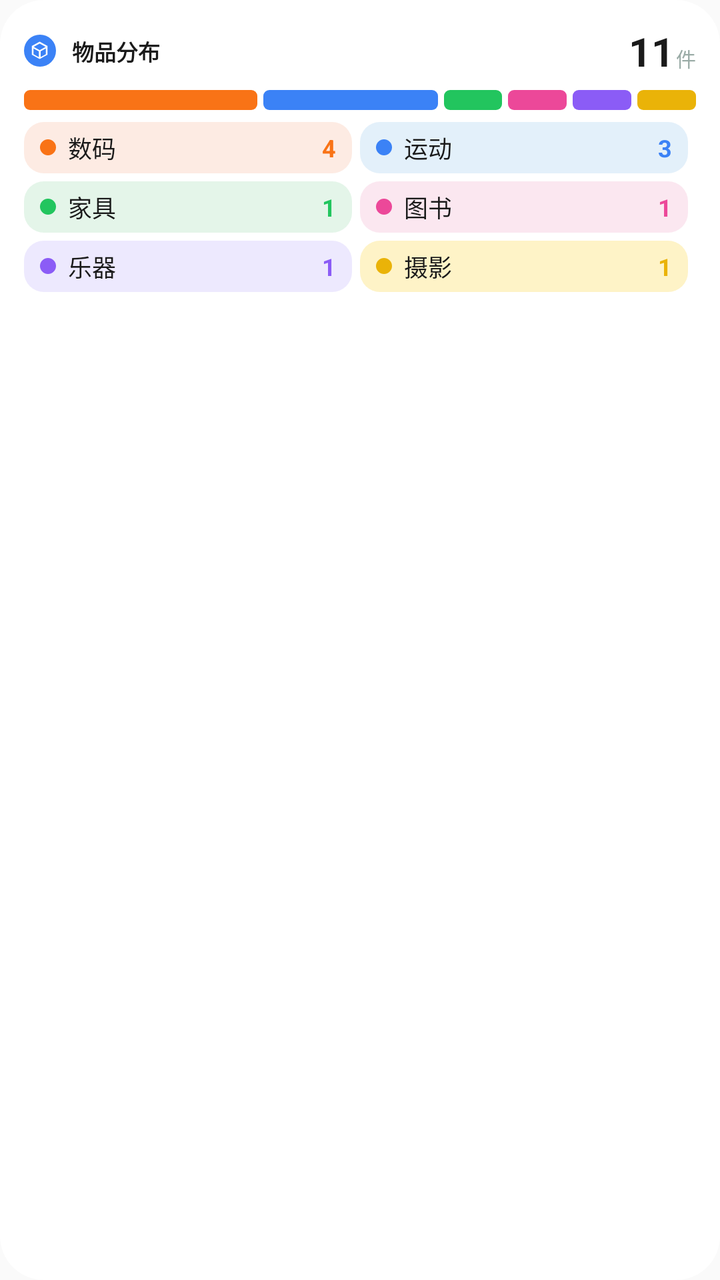
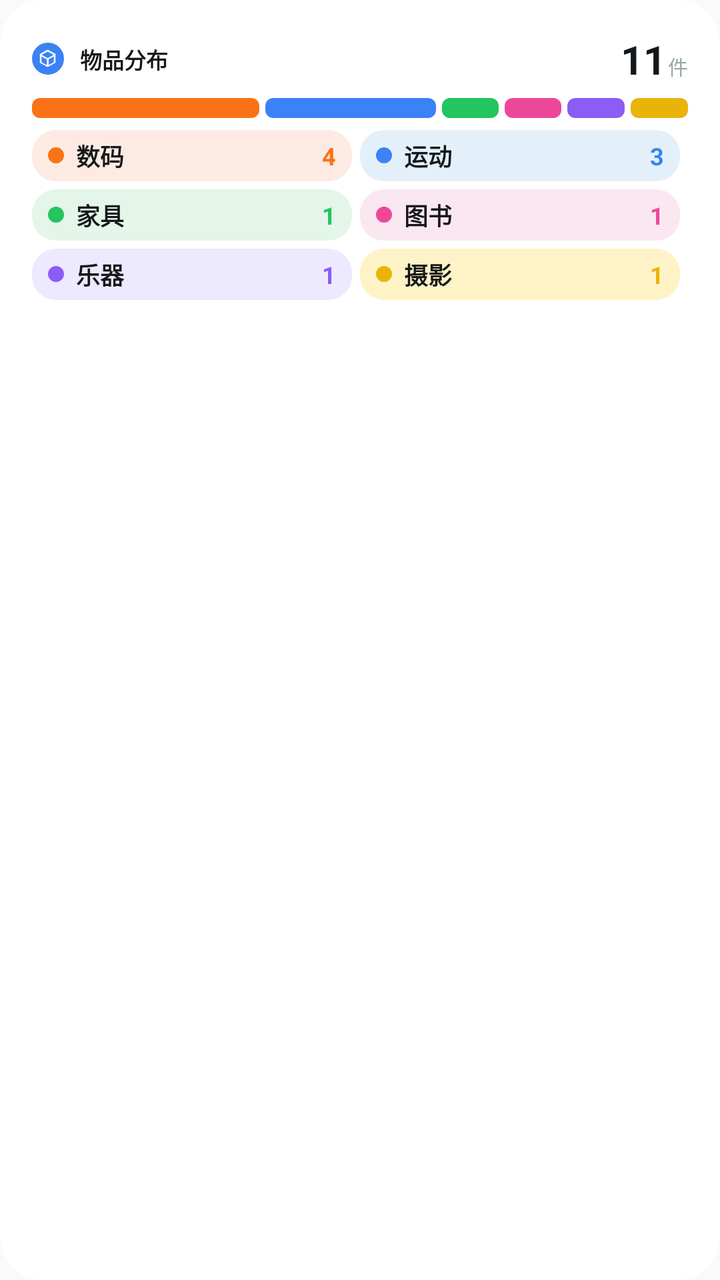

Screens rendered from an Android XML layout before and after an edit, with the pre-edit source and the edit as a unified diff.
<!-- AndroidManifest.xml: application theme Theme.PalmNote -->
<!-- res/layout/widget_asset_preview.xml -->
<?xml version="1.0" encoding="utf-8"?>
<LinearLayout xmlns:android="http://schemas.android.com/apk/res/android"
    android:layout_width="match_parent"
    android:layout_height="match_parent"
    android:orientation="vertical"
    android:padding="12dp"
    android:background="@drawable/widget_card_round">

    <LinearLayout
        android:layout_width="match_parent"
        android:layout_height="wrap_content"
        android:orientation="horizontal"
        android:gravity="center_vertical"
        android:baselineAligned="false">

        <FrameLayout
            android:layout_width="@dimen/widget_icon_badge"
            android:layout_height="@dimen/widget_icon_badge">

            <ImageView
                android:layout_width="match_parent"
                android:layout_height="match_parent"
                android:background="@drawable/widget_shape_circle"
                android:backgroundTint="@color/widget_hue_2"
                android:contentDescription="@null" />

            <ImageView
                android:layout_width="11dp"
                android:layout_height="11dp"
                android:layout_gravity="center"
                android:src="@drawable/widget_ic_box_white"
                android:contentDescription="@null" />
        </FrameLayout>

        <TextView
            android:layout_width="0dp"
            android:layout_height="wrap_content"
            android:layout_weight="1"
            android:text="@string/widget_asset_title"
            android:textSize="@dimen/widget_text_title"
            android:textColor="@color/widget_v2_text_primary"
            android:textStyle="bold"
            android:layout_marginStart="8dp" />

        
        <LinearLayout
            android:layout_width="wrap_content"
            android:layout_height="wrap_content"
            android:orientation="horizontal"
            android:gravity="bottom">

            <TextView
                android:layout_width="wrap_content"
                android:layout_height="wrap_content"
                android:text="11"
                android:textSize="20sp"
                android:textStyle="bold"
                android:textColor="@color/widget_v2_text_primary" />

            <TextView
                android:layout_width="wrap_content"
                android:layout_height="wrap_content"
                android:text="@string/widget_asset_unit"
                android:textSize="@dimen/widget_text_micro"
                android:textColor="@color/widget_v2_text_tertiary"
                android:layout_marginStart="1dp" />
        </LinearLayout>
    </LinearLayout>

    <LinearLayout
        android:layout_width="match_parent"
        android:layout_height="10dp"
        android:orientation="horizontal"
        android:baselineAligned="false"
        android:layout_marginTop="6dp">

        <ImageView
            android:layout_width="0dp"
            android:layout_height="match_parent"
            android:layout_weight="4"
            android:layout_marginEnd="3dp"
            android:background="@drawable/widget_seg_slot"
            android:backgroundTint="@color/widget_hue_1"
            android:contentDescription="@null" />

        <ImageView
            android:layout_width="0dp"
            android:layout_height="match_parent"
            android:layout_weight="3"
            android:layout_marginEnd="3dp"
            android:background="@drawable/widget_seg_slot"
            android:backgroundTint="@color/widget_hue_2"
            android:contentDescription="@null" />

        <ImageView
            android:layout_width="0dp"
            android:layout_height="match_parent"
            android:layout_weight="1"
            android:layout_marginEnd="3dp"
            android:background="@drawable/widget_seg_slot"
            android:backgroundTint="@color/widget_hue_3"
            android:contentDescription="@null" />

        <ImageView
            android:layout_width="0dp"
            android:layout_height="match_parent"
            android:layout_weight="1"
            android:layout_marginEnd="3dp"
            android:background="@drawable/widget_seg_slot"
            android:backgroundTint="@color/widget_hue_4"
            android:contentDescription="@null" />

        <ImageView
            android:layout_width="0dp"
            android:layout_height="match_parent"
            android:layout_weight="1"
            android:layout_marginEnd="3dp"
            android:background="@drawable/widget_seg_slot"
            android:backgroundTint="@color/widget_hue_5"
            android:contentDescription="@null" />

        <ImageView
            android:layout_width="0dp"
            android:layout_height="match_parent"
            android:layout_weight="1"
            android:background="@drawable/widget_seg_slot"
            android:backgroundTint="@color/widget_hue_6"
            android:contentDescription="@null" />
    </LinearLayout>

    <LinearLayout
        android:layout_width="match_parent"
        android:layout_height="wrap_content"
        android:orientation="horizontal"
        android:baselineAligned="false"
        android:layout_marginTop="6dp">

        <FrameLayout
            android:layout_width="0dp"
            android:layout_height="wrap_content"
            android:layout_weight="1"
            android:layout_marginEnd="4dp">

            <ImageView
                android:layout_width="match_parent"
                android:layout_height="match_parent"
                android:background="@drawable/widget_chip_round"
                android:backgroundTint="@color/widget_tint_1"
                android:contentDescription="@null" />

            <LinearLayout
                android:layout_width="match_parent"
                android:layout_height="wrap_content"
                android:orientation="horizontal"
                android:gravity="center_vertical"
                android:baselineAligned="false"
                android:paddingHorizontal="8dp"
                android:paddingVertical="4dp">

                <ImageView
                    android:layout_width="8dp"
                    android:layout_height="8dp"
                    android:background="@drawable/widget_shape_circle"
                    android:backgroundTint="@color/widget_hue_1"
                    android:contentDescription="@null" />

                <TextView
                    android:layout_width="0dp"
                    android:layout_height="wrap_content"
                    android:layout_weight="1"
                    android:text="@string/widget_preview_asset_cat_1"
                    android:textSize="12sp"
                    android:textColor="@color/widget_v2_text_primary"
                    android:layout_marginStart="6dp"
                    android:maxLines="1"
                    android:ellipsize="end" />

                <TextView
                    android:layout_width="wrap_content"
                    android:layout_height="wrap_content"
                    android:text="4"
                    android:textSize="12sp"
                    android:textStyle="bold"
                    android:textColor="@color/widget_hue_1"
                    android:layout_marginStart="4dp"
                    android:maxLines="1" />
            </LinearLayout>
        </FrameLayout>

        <FrameLayout
            android:layout_width="0dp"
            android:layout_height="wrap_content"
            android:layout_weight="1"
            android:layout_marginEnd="4dp">

            <ImageView
                android:layout_width="match_parent"
                android:layout_height="match_parent"
                android:background="@drawable/widget_chip_round"
                android:backgroundTint="@color/widget_tint_2"
                android:contentDescription="@null" />

            <LinearLayout
                android:layout_width="match_parent"
                android:layout_height="wrap_content"
                android:orientation="horizontal"
                android:gravity="center_vertical"
                android:baselineAligned="false"
                android:paddingHorizontal="8dp"
                android:paddingVertical="4dp">

                <ImageView
                    android:layout_width="8dp"
                    android:layout_height="8dp"
                    android:background="@drawable/widget_shape_circle"
                    android:backgroundTint="@color/widget_hue_2"
                    android:contentDescription="@null" />

                <TextView
                    android:layout_width="0dp"
                    android:layout_height="wrap_content"
                    android:layout_weight="1"
                    android:text="@string/widget_preview_asset_cat_2"
                    android:textSize="12sp"
                    android:textColor="@color/widget_v2_text_primary"
                    android:layout_marginStart="6dp"
                    android:maxLines="1"
                    android:ellipsize="end" />

                <TextView
                    android:layout_width="wrap_content"
                    android:layout_height="wrap_content"
                    android:text="3"
                    android:textSize="12sp"
                    android:textStyle="bold"
                    android:textColor="@color/widget_hue_2"
                    android:layout_marginStart="4dp"
                    android:maxLines="1" />
            </LinearLayout>
        </FrameLayout>
    </LinearLayout>

    <LinearLayout
        android:layout_width="match_parent"
        android:layout_height="wrap_content"
        android:orientation="horizontal"
        android:baselineAligned="false"
        android:layout_marginTop="4dp">

        <FrameLayout
            android:layout_width="0dp"
            android:layout_height="wrap_content"
            android:layout_weight="1"
            android:layout_marginEnd="4dp">

            <ImageView
                android:layout_width="match_parent"
                android:layout_height="match_parent"
                android:background="@drawable/widget_chip_round"
                android:backgroundTint="@color/widget_tint_3"
                android:contentDescription="@null" />

            <LinearLayout
                android:layout_width="match_parent"
                android:layout_height="wrap_content"
                android:orientation="horizontal"
                android:gravity="center_vertical"
                android:baselineAligned="false"
                android:paddingHorizontal="8dp"
                android:paddingVertical="4dp">

                <ImageView
                    android:layout_width="8dp"
                    android:layout_height="8dp"
                    android:background="@drawable/widget_shape_circle"
                    android:backgroundTint="@color/widget_hue_3"
                    android:contentDescription="@null" />

                <TextView
                    android:layout_width="0dp"
                    android:layout_height="wrap_content"
                    android:layout_weight="1"
                    android:text="@string/widget_preview_asset_cat_3"
                    android:textSize="12sp"
                    android:textColor="@color/widget_v2_text_primary"
                    android:layout_marginStart="6dp"
                    android:maxLines="1"
                    android:ellipsize="end" />

                <TextView
                    android:layout_width="wrap_content"
                    android:layout_height="wrap_content"
                    android:text="1"
                    android:textSize="12sp"
                    android:textStyle="bold"
                    android:textColor="@color/widget_hue_3"
                    android:layout_marginStart="4dp"
                    android:maxLines="1" />
            </LinearLayout>
        </FrameLayout>

        <FrameLayout
            android:layout_width="0dp"
            android:layout_height="wrap_content"
            android:layout_weight="1"
            android:layout_marginEnd="4dp">

            <ImageView
                android:layout_width="match_parent"
                android:layout_height="match_parent"
                android:background="@drawable/widget_chip_round"
                android:backgroundTint="@color/widget_tint_4"
                android:contentDescription="@null" />

            <LinearLayout
                android:layout_width="match_parent"
                android:layout_height="wrap_content"
                android:orientation="horizontal"
                android:gravity="center_vertical"
                android:baselineAligned="false"
                android:paddingHorizontal="8dp"
                android:paddingVertical="4dp">

                <ImageView
                    android:layout_width="8dp"
                    android:layout_height="8dp"
                    android:background="@drawable/widget_shape_circle"
                    android:backgroundTint="@color/widget_hue_4"
                    android:contentDescription="@null" />

                <TextView
                    android:layout_width="0dp"
                    android:layout_height="wrap_content"
                    android:layout_weight="1"
                    android:text="@string/widget_preview_asset_cat_4"
                    android:textSize="12sp"
                    android:textColor="@color/widget_v2_text_primary"
                    android:layout_marginStart="6dp"
                    android:maxLines="1"
                    android:ellipsize="end" />

                <TextView
                    android:layout_width="wrap_content"
                    android:layout_height="wrap_content"
                    android:text="1"
                    android:textSize="12sp"
                    android:textStyle="bold"
                    android:textColor="@color/widget_hue_4"
                    android:layout_marginStart="4dp"
                    android:maxLines="1" />
            </LinearLayout>
        </FrameLayout>
    </LinearLayout>

    <LinearLayout
        android:layout_width="match_parent"
        android:layout_height="wrap_content"
        android:orientation="horizontal"
        android:baselineAligned="false"
        android:layout_marginTop="4dp">

        <FrameLayout
            android:layout_width="0dp"
            android:layout_height="wrap_content"
            android:layout_weight="1"
            android:layout_marginEnd="4dp">

            <ImageView
                android:layout_width="match_parent"
                android:layout_height="match_parent"
                android:background="@drawable/widget_chip_round"
                android:backgroundTint="@color/widget_tint_5"
                android:contentDescription="@null" />

            <LinearLayout
                android:layout_width="match_parent"
                android:layout_height="wrap_content"
                android:orientation="horizontal"
                android:gravity="center_vertical"
                android:baselineAligned="false"
                android:paddingHorizontal="8dp"
                android:paddingVertical="4dp">

                <ImageView
                    android:layout_width="8dp"
                    android:layout_height="8dp"
                    android:background="@drawable/widget_shape_circle"
                    android:backgroundTint="@color/widget_hue_5"
                    android:contentDescription="@null" />

                <TextView
                    android:layout_width="0dp"
                    android:layout_height="wrap_content"
                    android:layout_weight="1"
                    android:text="@string/widget_preview_asset_cat_5"
                    android:textSize="12sp"
                    android:textColor="@color/widget_v2_text_primary"
                    android:layout_marginStart="6dp"
                    android:maxLines="1"
                    android:ellipsize="end" />

                <TextView
                    android:layout_width="wrap_content"
                    android:layout_height="wrap_content"
                    android:text="1"
                    android:textSize="12sp"
                    android:textStyle="bold"
                    android:textColor="@color/widget_hue_5"
                    android:layout_marginStart="4dp"
                    android:maxLines="1" />
            </LinearLayout>
        </FrameLayout>

        <FrameLayout
            android:layout_width="0dp"
            android:layout_height="wrap_content"
            android:layout_weight="1"
            android:layout_marginEnd="4dp">

            <ImageView
                android:layout_width="match_parent"
                android:layout_height="match_parent"
                android:background="@drawable/widget_chip_round"
                android:backgroundTint="@color/widget_tint_6"
                android:contentDescription="@null" />

            <LinearLayout
                android:layout_width="match_parent"
                android:layout_height="wrap_content"
                android:orientation="horizontal"
                android:gravity="center_vertical"
                android:baselineAligned="false"
                android:paddingHorizontal="8dp"
                android:paddingVertical="4dp">

                <ImageView
                    android:layout_width="8dp"
                    android:layout_height="8dp"
                    android:background="@drawable/widget_shape_circle"
                    android:backgroundTint="@color/widget_hue_6"
                    android:contentDescription="@null" />

                <TextView
                    android:layout_width="0dp"
                    android:layout_height="wrap_content"
                    android:layout_weight="1"
                    android:text="@string/widget_preview_asset_cat_6"
                    android:textSize="12sp"
                    android:textColor="@color/widget_v2_text_primary"
                    android:layout_marginStart="6dp"
                    android:maxLines="1"
                    android:ellipsize="end" />

                <TextView
                    android:layout_width="wrap_content"
                    android:layout_height="wrap_content"
                    android:text="1"
                    android:textSize="12sp"
                    android:textStyle="bold"
                    android:textColor="@color/widget_hue_6"
                    android:layout_marginStart="4dp"
                    android:maxLines="1" />
            </LinearLayout>
        </FrameLayout>
    </LinearLayout>

</LinearLayout>
<!-- resources referenced by this layout -->
<resources>
  <color name="widget_hue_1">#FFF97316</color>
  <color name="widget_hue_2">#FF3B82F6</color>
  <color name="widget_hue_3">#FF22C55E</color>
  <color name="widget_hue_4">#FFEC4899</color>
  <color name="widget_hue_5">#FF8B5CF6</color>
  <color name="widget_hue_6">#FFEAB308</color>
  <color name="widget_tint_1">#FFFDEBE3</color>
  <color name="widget_tint_2">#FFE3F0FA</color>
  <color name="widget_tint_3">#FFE4F5E9</color>
  <color name="widget_tint_4">#FFFBE7F0</color>
  <color name="widget_tint_5">#FFEDE9FE</color>
  <color name="widget_tint_6">#FFFEF3C7</color>
  <color name="widget_v2_text_primary">#FF1A1A1A</color>
  <color name="widget_v2_text_tertiary">#FF9AABA6</color>
  <dimen name="widget_icon_badge">16dp</dimen>
  <dimen name="widget_text_micro">10sp</dimen>
  <dimen name="widget_text_title">11sp</dimen>
  <!-- drawable widget_card_round (drawable) -->
  <?xml version="1.0" encoding="utf-8"?>
  <shape xmlns:android="http://schemas.android.com/apk/res/android" android:shape="rectangle">
      <solid android:color="@color/widget_v2_card_bg" />
      <corners android:radius="22dp" />
  </shape>
  <!-- drawable widget_chip_round (drawable) -->
  <?xml version="1.0" encoding="utf-8"?>
  <shape xmlns:android="http://schemas.android.com/apk/res/android" android:shape="rectangle">
      <solid android:color="#FFFFFFFF" />
      <corners android:radius="10dp" />
  </shape>
  <!-- drawable widget_ic_box_white (drawable) -->
  <?xml version="1.0" encoding="utf-8"?>
  <vector xmlns:android="http://schemas.android.com/apk/res/android"
      android:width="24dp"
      android:height="24dp"
      android:viewportWidth="24"
      android:viewportHeight="24">
      <path
          android:fillColor="#FFFFFFFF"
          android:pathData="M12,2.5l8.5,4.7v9.6L12,21.5l-8.5,-4.7V7.2L12,2.5zM12,4.6L5.5,8.2 12,11.8l6.5,-3.6L12,4.6zM5.2,9.9v6.3l5.8,3.2v-6.3L5.2,9.9zM13,19.4l5.8,-3.2V9.9L13,13.1v6.3z" />
  </vector>
  <!-- drawable widget_seg_slot (drawable) -->
  <?xml version="1.0" encoding="utf-8"?>
  <shape xmlns:android="http://schemas.android.com/apk/res/android"
      android:shape="rectangle">
      <solid android:color="#FFFFFFFF" />
      <corners android:radius="3dp" />
  </shape>
  <!-- drawable widget_shape_circle (drawable) -->
  <?xml version="1.0" encoding="utf-8"?>
  <shape xmlns:android="http://schemas.android.com/apk/res/android"
      android:shape="oval">
      <solid android:color="#FFFFFF" />
  </shape>
  <string name="widget_asset_title">物品分布</string>
  <string name="widget_asset_unit">件</string>
  <string name="widget_preview_asset_cat_1">数码</string>
  <string name="widget_preview_asset_cat_2">运动</string>
  <string name="widget_preview_asset_cat_3">家具</string>
  <string name="widget_preview_asset_cat_4">图书</string>
  <string name="widget_preview_asset_cat_5">乐器</string>
  <string name="widget_preview_asset_cat_6">摄影</string>
  <style name="Theme.PalmNote" parent="Theme.AppCompat.DayNight.NoActionBar">
          <item name="android:statusBarColor">@android:color/transparent</item>
          <item name="android:navigationBarColor">@android:color/transparent</item>
          <item name="android:windowLightStatusBar">true</item>
      </style>
  <color name="widget_v2_card_bg">#FFFFFFFF</color>
</resources>

<!-- the commit's change to res/layout/widget_asset_preview.xml (unified diff, before → after) -->
@@ -3,7 +3,7 @@
     android:layout_width="match_parent"
     android:layout_height="match_parent"
     android:orientation="vertical"
-    android:padding="12dp"
+    android:padding="@dimen/widget_pad"
     android:background="@drawable/widget_card_round">
 
     <LinearLayout
@@ -170,6 +170,7 @@
                     android:layout_weight="1"
                     android:text="@string/widget_preview_asset_cat_1"
                     android:textSize="12sp"
+                    android:textStyle="bold"
                     android:textColor="@color/widget_v2_text_primary"
                     android:layout_marginStart="6dp"
                     android:maxLines="1"
@@ -222,6 +223,7 @@
                     android:layout_weight="1"
                     android:text="@string/widget_preview_asset_cat_2"
                     android:textSize="12sp"
+                    android:textStyle="bold"
                     android:textColor="@color/widget_v2_text_primary"
                     android:layout_marginStart="6dp"
                     android:maxLines="1"
@@ -282,6 +284,7 @@
                     android:layout_weight="1"
                     android:text="@string/widget_preview_asset_cat_3"
                     android:textSize="12sp"
+                    android:textStyle="bold"
                     android:textColor="@color/widget_v2_text_primary"
                     android:layout_marginStart="6dp"
                     android:maxLines="1"
@@ -334,6 +337,7 @@
                     android:layout_weight="1"
                     android:text="@string/widget_preview_asset_cat_4"
                     android:textSize="12sp"
+                    android:textStyle="bold"
                     android:textColor="@color/widget_v2_text_primary"
                     android:layout_marginStart="6dp"
                     android:maxLines="1"
@@ -394,6 +398,7 @@
                     android:layout_weight="1"
                     android:text="@string/widget_preview_asset_cat_5"
                     android:textSize="12sp"
+                    android:textStyle="bold"
                     android:textColor="@color/widget_v2_text_primary"
                     android:layout_marginStart="6dp"
                     android:maxLines="1"
@@ -446,6 +451,7 @@
                     android:layout_weight="1"
                     android:text="@string/widget_preview_asset_cat_6"
                     android:textSize="12sp"
+                    android:textStyle="bold"
                     android:textColor="@color/widget_v2_text_primary"
                     android:layout_marginStart="6dp"
                     android:maxLines="1"
<!-- resource entries referenced after the edit -->
@@ -12,9 +12,10 @@
   <color name="widget_tint_4">#FFFBE7F0</color>
   <color name="widget_tint_5">#FFEDE9FE</color>
   <color name="widget_tint_6">#FFFEF3C7</color>
-  <color name="widget_v2_text_primary">#FF1A1A1A</color>
-  <color name="widget_v2_text_tertiary">#FF9AABA6</color>
+  <color name="widget_v2_text_primary">#FF15181A</color>
+  <color name="widget_v2_text_tertiary">#FF9AA8A4</color>
   <dimen name="widget_icon_badge">16dp</dimen>
+  <dimen name="widget_pad">16dp</dimen>
   <dimen name="widget_text_micro">10sp</dimen>
   <dimen name="widget_text_title">11sp</dimen>
   <!-- drawable widget_card_round (drawable) -->
@@ -25,9 +26,10 @@
   </shape>
   <!-- drawable widget_chip_round (drawable) -->
   <?xml version="1.0" encoding="utf-8"?>
-  <shape xmlns:android="http://schemas.android.com/apk/res/android" android:shape="rectangle">
+  <shape xmlns:android="http://schemas.android.com/apk/res/android"
+      android:shape="rectangle">
       <solid android:color="#FFFFFFFF" />
-      <corners android:radius="10dp" />
+      <corners android:radius="12dp" />
   </shape>
   <!-- drawable widget_ic_box_white (drawable) -->
   <?xml version="1.0" encoding="utf-8"?>
@@ -45,7 +47,7 @@
   <shape xmlns:android="http://schemas.android.com/apk/res/android"
       android:shape="rectangle">
       <solid android:color="#FFFFFFFF" />
-      <corners android:radius="3dp" />
+      <corners android:radius="4dp" />
   </shape>
   <!-- drawable widget_shape_circle (drawable) -->
   <?xml version="1.0" encoding="utf-8"?>
